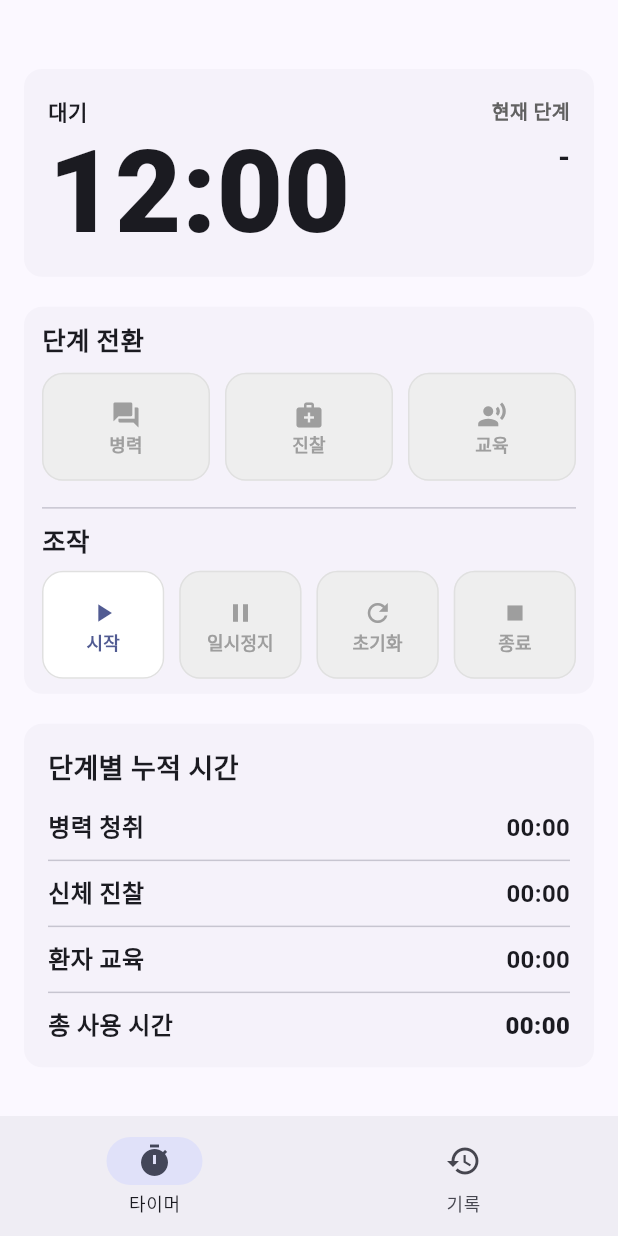
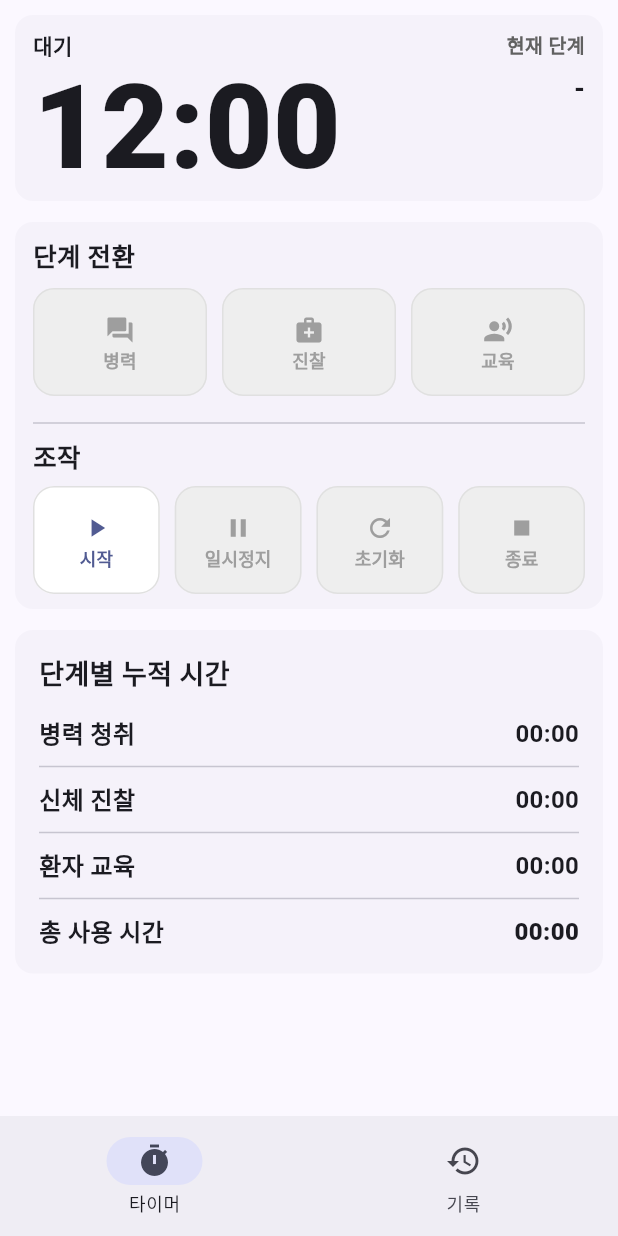
Before and after one commit to ksroh0202/cpx_timer, a Flutter app: the screen it shows after launch, on a phone screen of 412 x 824 dp. Run offline on Flutter 3.47's test engine with Material 3 defaults, Android fonts, the phone set to English and light mode, and no system bars; our stand-ins replace audioplayers, shared_preferences.

Commit message:
UI 수정_스크롤 제거

```diff
--- a/lib/screens/home_page.dart
+++ b/lib/screens/home_page.dart
@@ -455,19 +455,6 @@ class _HomePageState extends State<HomePage> {
     ];
 
     return Scaffold(
-      appBar: AppBar(
-        toolbarHeight: 30,
-        title: const SizedBox.shrink(),
-        centerTitle: false,
-        actions: [
-          if (_selectedTab == 1 && _records.isNotEmpty)
-            IconButton(
-              onPressed: _clearAllRecords,
-              icon: const Icon(Icons.delete_outline),
-              tooltip: '기록 전체 삭제',
-            ),
-        ],
-      ),
       body: SafeArea(child: pages[_selectedTab]),
       bottomNavigationBar: NavigationBar(
         selectedIndex: _selectedTab,
@@ -493,12 +480,12 @@ class _HomePageState extends State<HomePage> {
 
   Widget _buildTimerPage() {
     return ListView(
-      padding: const EdgeInsets.all(12),
+      padding: const EdgeInsets.all(6),
       children: [
         _buildStatusCard(),
-        const SizedBox(height: 12),
+        const SizedBox(height: 6),
         _buildActionPanel(),
-        const SizedBox(height: 12),
+        const SizedBox(height: 6),
         _buildStageSummaryCard(),
       ],
     );
@@ -542,7 +529,7 @@ class _HomePageState extends State<HomePage> {
             Text(
               _currentStage?.label ?? '-',
               style: const TextStyle(
-                fontSize: 20,
+                fontSize: 18,
                 fontWeight: FontWeight.w700,
               ),
             ),
@@ -552,12 +539,11 @@ class _HomePageState extends State<HomePage> {
         return Card(
           elevation: 0,
           child: Padding(
-            padding: const EdgeInsets.symmetric(horizontal: 16, vertical: 18),
+            padding: const EdgeInsets.symmetric(horizontal: 12, vertical: 10),
             child: Row(
               crossAxisAlignment: CrossAxisAlignment.start,
               children: [
                 Expanded(
-                  flex: 3,
                   child: Column(
                     crossAxisAlignment: CrossAxisAlignment.start,
                     children: [
@@ -578,8 +564,8 @@ class _HomePageState extends State<HomePage> {
                   ),
                 ),
                 const SizedBox(width: 12),
-                Expanded(
-                  flex: 2,
+                Align(
+                  alignment: Alignment.topRight,
                   child: infoColumn,
                 ),
               ],
@@ -838,32 +824,52 @@ class _HomePageState extends State<HomePage> {
   }
 
   Widget _buildHistoryPage() {
-    if (_records.isEmpty) {
-      return const Center(
+    return Column(
+      children: [
+        if (_records.isNotEmpty)
+          Padding(
+            padding: const EdgeInsets.fromLTRB(12, 8, 12, 4),
+            child: Row(
+              mainAxisAlignment: MainAxisAlignment.end,
+              children: [
+                TextButton.icon(
+                  onPressed: _clearAllRecords,
+                  icon: const Icon(Icons.delete_outline),
+                  label: const Text('전체 삭제'),
+                ),
+              ],
+            ),
+          ),
+        Expanded(
+          child: _records.isEmpty
+              ? const Center(
                   child: Text(
                     '아직 저장된 기록이 없습니다.',
                     style: TextStyle(fontSize: 16),
                   ),
-      );
-    }
-
-    return ListView.separated(
-      padding: const EdgeInsets.all(16),
+                )
+              : ListView.separated(
+                  padding: const EdgeInsets.fromLTRB(12, 4, 12, 12),
                   itemCount: _records.length,
-      separatorBuilder: (_, __) => const SizedBox(height: 10),
+                  separatorBuilder: (_, __) => const SizedBox(height: 8),
                   itemBuilder: (context, index) {
                     final record = _records[index];
                     return Card(
                       elevation: 0,
                       child: ListTile(
-            contentPadding: const EdgeInsets.symmetric(horizontal: 16, vertical: 8),
+                        contentPadding: const EdgeInsets.symmetric(
+                          horizontal: 16,
+                          vertical: 8,
+                        ),
                         title: Text(
                           _formatDateTime(record.endedAt),
                           style: const TextStyle(fontWeight: FontWeight.w700),
                         ),
                         subtitle: Padding(
                           padding: const EdgeInsets.only(top: 6),
-              child: Text('${record.endType}  ·  ${formatSeconds(record.totalSeconds)}'),
+                          child: Text(
+                            '${record.endType}  ·  ${formatSeconds(record.totalSeconds)}',
+                          ),
                         ),
                         trailing: const Icon(Icons.chevron_right),
                         onTap: () {
@@ -876,6 +882,9 @@ class _HomePageState extends State<HomePage> {
                       ),
                     );
                   },
+                ),
+        ),
+      ],
     );
   }
 }
```
Lines whose indentation alone changed are shown as unchanged.
